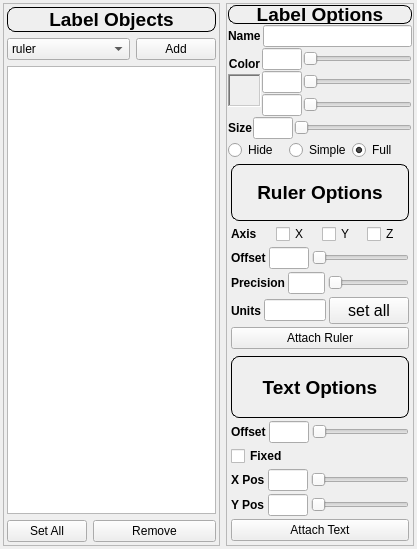
Before: the Qt Designer form src/qt/ui/labelDialog.ui in fredwbacon/OpenVSP, drawn with Qt 5.
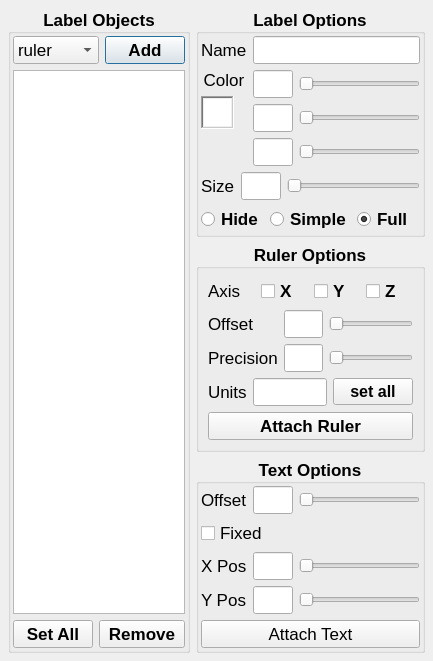
After: the same form once the commit is applied.

Commit message: Make sure that all screens are dialogs.

Diff of the .ui file:
```diff
--- a/src/qt/ui/labelDialog.ui
+++ b/src/qt/ui/labelDialog.ui
@@ -1,77 +1,70 @@
 <?xml version="1.0" encoding="UTF-8"?>
 <ui version="4.0">
- <class>Form</class>
- <widget class="QWidget" name="Form">
+ <class>labelDialog</class>
+ <widget class="QDialog" name="labelDialog">
   <property name="geometry">
    <rect>
     <x>0</x>
     <y>0</y>
-    <width>417</width>
-    <height>549</height>
+    <width>433</width>
+    <height>654</height>
    </rect>
   </property>
   <property name="windowTitle">
    <string>Form</string>
   </property>
-  <layout class="QHBoxLayout" name="horizontalLayout_6">
-   <property name="spacing">
+  <layout class="QGridLayout" name="gridLayout_3">
+   <property name="leftMargin">
+    <number>8</number>
+   </property>
+   <property name="topMargin">
+    <number>8</number>
+   </property>
+   <property name="rightMargin">
+    <number>8</number>
+   </property>
+   <property name="bottomMargin">
+    <number>8</number>
+   </property>
+   <property name="horizontalSpacing">
     <number>-1</number>
    </property>
-   <property name="leftMargin">
-    <number>3</number>
-   </property>
-   <property name="topMargin">
-    <number>3</number>
-   </property>
-   <property name="rightMargin">
-    <number>3</number>
-   </property>
-   <property name="bottomMargin">
-    <number>3</number>
-   </property>
-   <item>
-    <widget class="QFrame" name="browserGroup">
-     <property name="frameShape">
-      <enum>QFrame::StyledPanel</enum>
-     </property>
-     <property name="frameShadow">
-      <enum>QFrame::Raised</enum>
-     </property>
-     <layout class="QGridLayout" name="gridLayout">
-      <property name="leftMargin">
-       <number>3</number>
-      </property>
-      <property name="topMargin">
-       <number>3</number>
-      </property>
-      <property name="rightMargin">
-       <number>3</number>
-      </property>
-      <property name="bottomMargin">
-       <number>3</number>
-      </property>
-      <item row="0" column="0" colspan="3">
-       <widget class="QLabel" name="label">
+   <item row="0" column="0" rowspan="4">
+    <widget class="QGroupBox" name="gbLabels">
         <property name="font">
          <font>
-          <pointsize>14</pointsize>
+       <pointsize>13</pointsize>
           <weight>75</weight>
           <bold>true</bold>
          </font>
         </property>
-        <property name="styleSheet">
-         <string notr="true">border: 1px solid rgb(0,0,0); border-radius: 8px;</string>
-        </property>
-        <property name="text">
+     <property name="title">
          <string>Label Objects</string>
         </property>
         <property name="alignment">
          <set>Qt::AlignCenter</set>
         </property>
-       </widget>
-      </item>
-      <item row="1" column="0" colspan="2">
+     <layout class="QGridLayout" name="gridLayout">
+      <property name="leftMargin">
+       <number>2</number>
+      </property>
+      <property name="topMargin">
+       <number>2</number>
+      </property>
+      <property name="rightMargin">
+       <number>2</number>
+      </property>
+      <property name="bottomMargin">
+       <number>2</number>
+      </property>
+      <item row="0" column="0" colspan="2">
        <widget class="QComboBox" name="labelTypeChoice">
+        <property name="font">
+         <font>
+          <weight>50</weight>
+          <bold>false</bold>
+         </font>
+        </property>
         <item>
          <property name="text">
           <string>ruler</string>
@@ -84,7 +77,7 @@
         </item>
        </widget>
       </item>
-      <item row="1" column="2">
+      <item row="0" column="2">
        <widget class="QPushButton" name="addLabelButton">
         <property name="text">
          <string>Add</string>
@@ -94,17 +87,17 @@
         </property>
        </widget>
       </item>
-      <item row="2" column="0" colspan="3">
+      <item row="1" column="0" colspan="3">
        <widget class="QListWidget" name="labelBrowser"/>
       </item>
-      <item row="3" column="0">
+      <item row="2" column="0">
        <widget class="QPushButton" name="setAllButton">
         <property name="text">
          <string>Set All</string>
         </property>
        </widget>
       </item>
-      <item row="3" column="1" colspan="2">
+      <item row="2" column="1" colspan="2">
        <widget class="QPushButton" name="removeLabelButton">
         <property name="text">
          <string>Remove</string>
@@ -114,38 +107,40 @@
      </layout>
     </widget>
    </item>
-   <item>
-    <widget class="QFrame" name="commonUIGroup">
-     <property name="frameShape">
-      <enum>QFrame::StyledPanel</enum>
+   <item row="0" column="1">
+    <widget class="QGroupBox" name="commonOptions">
+     <property name="font">
+      <font>
+       <pointsize>13</pointsize>
+       <weight>75</weight>
+       <bold>true</bold>
+      </font>
      </property>
-     <property name="frameShadow">
-      <enum>QFrame::Raised</enum>
+     <property name="title">
+      <string>Label Options</string>
      </property>
-     <layout class="QVBoxLayout" name="verticalLayout_4">
-      <property name="spacing">
-       <number>1</number>
-      </property>
-      <property name="leftMargin">
-       <number>1</number>
-      </property>
-      <property name="topMargin">
-       <number>1</number>
-      </property>
-      <property name="rightMargin">
-       <number>1</number>
-      </property>
-      <property name="bottomMargin">
-       <number>1</number>
-      </property>
-      <item>
+     <property name="alignment">
+      <set>Qt::AlignCenter</set>
+     </property>
        <layout class="QGridLayout" name="gridLayout_2">
-        <item row="1" column="0" colspan="2">
+      <property name="leftMargin">
+       <number>2</number>
+      </property>
+      <property name="topMargin">
+       <number>2</number>
+      </property>
+      <property name="rightMargin">
+       <number>2</number>
+      </property>
+      <property name="bottomMargin">
+       <number>2</number>
+      </property>
+      <item row="0" column="0">
          <widget class="QLabel" name="label_3">
           <property name="font">
            <font>
-            <weight>75</weight>
-            <bold>true</bold>
+          <weight>50</weight>
+          <bold>false</bold>
            </font>
           </property>
           <property name="text">
@@ -153,24 +148,11 @@
           </property>
          </widget>
         </item>
-        <item row="2" column="0" rowspan="3">
+      <item row="0" column="1">
+       <widget class="QLineEdit" name="nameInput"/>
+      </item>
+      <item row="1" column="0" rowspan="3">
          <layout class="QVBoxLayout" name="verticalLayout">
-          <property name="spacing">
-           <number>3</number>
-          </property>
-          <item>
-           <spacer name="verticalSpacer_3">
-            <property name="orientation">
-             <enum>Qt::Vertical</enum>
-            </property>
-            <property name="sizeHint" stdset="0">
-             <size>
-              <width>20</width>
-              <height>40</height>
-             </size>
-            </property>
-           </spacer>
-          </item>
           <item>
            <widget class="QLabel" name="label_4">
             <property name="sizePolicy">
@@ -181,8 +163,8 @@
             </property>
             <property name="font">
              <font>
-              <weight>75</weight>
-              <bold>true</bold>
+            <weight>50</weight>
+            <bold>false</bold>
              </font>
             </property>
             <property name="text">
@@ -222,6 +204,36 @@
             <property name="frameShadow">
              <enum>QFrame::Sunken</enum>
             </property>
+          <layout class="QVBoxLayout" name="verticalLayout_4">
+           <property name="spacing">
+            <number>0</number>
+           </property>
+           <property name="leftMargin">
+            <number>1</number>
+           </property>
+           <property name="topMargin">
+            <number>1</number>
+           </property>
+           <property name="rightMargin">
+            <number>1</number>
+           </property>
+           <property name="bottomMargin">
+            <number>1</number>
+           </property>
+           <item>
+            <widget class="QLabel" name="ColorPool">
+             <property name="autoFillBackground">
+              <bool>false</bool>
+             </property>
+             <property name="styleSheet">
+              <string notr="true">background-color: rgb(255,255,255)</string>
+             </property>
+             <property name="text">
+              <string notr="true"/>
+             </property>
+            </widget>
+           </item>
+          </layout>
            </widget>
           </item>
           <item>
@@ -231,36 +243,15 @@
             </property>
             <property name="sizeHint" stdset="0">
              <size>
-              <width>20</width>
-              <height>40</height>
+            <width>32</width>
+            <height>13</height>
              </size>
             </property>
            </spacer>
           </item>
          </layout>
         </item>
-        <item row="4" column="1" colspan="2">
-         <layout class="QHBoxLayout" name="horizontalLayout_3">
-          <item>
-           <widget class="QLineEdit" name="blueValue">
-            <property name="maximumSize">
-             <size>
-              <width>40</width>
-              <height>16777215</height>
-             </size>
-            </property>
-           </widget>
-          </item>
-          <item>
-           <widget class="QSlider" name="blueSlider">
-            <property name="orientation">
-             <enum>Qt::Horizontal</enum>
-            </property>
-           </widget>
-          </item>
-         </layout>
-        </item>
-        <item row="2" column="1" colspan="2">
+      <item row="1" column="1">
          <layout class="QHBoxLayout" name="horizontalLayout">
           <item>
            <widget class="QLineEdit" name="redValue">
@@ -281,7 +272,7 @@
           </item>
          </layout>
         </item>
-        <item row="3" column="1" colspan="2">
+      <item row="2" column="1">
          <layout class="QHBoxLayout" name="horizontalLayout_2">
           <item>
            <widget class="QLineEdit" name="greenValue">
@@ -302,17 +293,35 @@
           </item>
          </layout>
         </item>
-        <item row="1" column="2">
-         <widget class="QLineEdit" name="nameInput"/>
+      <item row="3" column="1">
+       <layout class="QHBoxLayout" name="horizontalLayout_3">
+        <item>
+         <widget class="QLineEdit" name="blueValue">
+          <property name="maximumSize">
+           <size>
+            <width>40</width>
+            <height>16777215</height>
+           </size>
+          </property>
+         </widget>
         </item>
-        <item row="5" column="0" colspan="3">
+        <item>
+         <widget class="QSlider" name="blueSlider">
+          <property name="orientation">
+           <enum>Qt::Horizontal</enum>
+          </property>
+         </widget>
+        </item>
+       </layout>
+      </item>
+      <item row="4" column="0" colspan="2">
          <layout class="QHBoxLayout" name="horizontalLayout_4">
           <item>
            <widget class="QLabel" name="label_5">
             <property name="font">
              <font>
-              <weight>75</weight>
-              <bold>true</bold>
+            <weight>50</weight>
+            <bold>false</bold>
              </font>
             </property>
             <property name="text">
@@ -339,7 +348,7 @@
           </item>
          </layout>
         </item>
-        <item row="6" column="0" colspan="3">
+      <item row="5" column="0" colspan="2">
          <layout class="QHBoxLayout" name="horizontalLayout_5">
           <item>
            <widget class="QRadioButton" name="hideButton">
@@ -367,86 +376,33 @@
           </item>
          </layout>
         </item>
-        <item row="0" column="0" colspan="3">
-         <widget class="QLabel" name="label_2">
-          <property name="maximumSize">
-           <size>
-            <width>16777215</width>
-            <height>19</height>
-           </size>
-          </property>
-          <property name="font">
-           <font>
-            <pointsize>14</pointsize>
-            <weight>75</weight>
-            <bold>true</bold>
-           </font>
-          </property>
-          <property name="styleSheet">
-           <string notr="true">border: 1px solid rgb(0,0,0); border-radius: 8px;</string>
-          </property>
-          <property name="text">
-           <string>Label Options</string>
-          </property>
-          <property name="alignment">
-           <set>Qt::AlignCenter</set>
-          </property>
-         </widget>
-        </item>
-       </layout>
-      </item>
-      <item>
-       <widget class="QFrame" name="rulerUIGroup">
-        <property name="frameShape">
-         <enum>QFrame::NoFrame</enum>
-        </property>
-        <property name="frameShadow">
-         <enum>QFrame::Raised</enum>
-        </property>
-        <layout class="QVBoxLayout" name="verticalLayout_3">
-         <property name="spacing">
-          <number>3</number>
-         </property>
-         <property name="leftMargin">
-          <number>3</number>
-         </property>
-         <property name="topMargin">
-          <number>3</number>
-         </property>
-         <property name="rightMargin">
-          <number>3</number>
-         </property>
-         <property name="bottomMargin">
-          <number>3</number>
-         </property>
-         <item>
-          <widget class="QLabel" name="label_10">
+     </layout>
+    </widget>
+   </item>
+   <item row="1" column="1">
+    <widget class="QGroupBox" name="rulerOptions">
            <property name="font">
             <font>
-             <pointsize>14</pointsize>
+       <pointsize>13</pointsize>
              <weight>75</weight>
              <bold>true</bold>
             </font>
            </property>
-           <property name="styleSheet">
-            <string notr="true">border: 1px solid rgb(0,0,0); border-radius: 8px;</string>
-           </property>
-           <property name="text">
+     <property name="title">
             <string>Ruler Options</string>
            </property>
            <property name="alignment">
             <set>Qt::AlignCenter</set>
            </property>
-          </widget>
-         </item>
+     <layout class="QVBoxLayout" name="verticalLayout_2">
          <item>
           <layout class="QHBoxLayout" name="horizontalLayout_10">
            <item>
             <widget class="QLabel" name="label_11">
              <property name="font">
               <font>
-               <weight>75</weight>
-               <bold>true</bold>
+            <weight>50</weight>
+            <bold>false</bold>
               </font>
              </property>
              <property name="text">
@@ -478,13 +434,13 @@
           </layout>
          </item>
          <item>
-          <layout class="QHBoxLayout" name="horizontalLayout_11">
-           <item>
+       <layout class="QGridLayout" name="gridLayout_4">
+        <item row="0" column="0">
             <widget class="QLabel" name="label_12">
              <property name="font">
               <font>
-               <weight>75</weight>
-               <bold>true</bold>
+            <weight>50</weight>
+            <bold>false</bold>
               </font>
              </property>
              <property name="text">
@@ -492,7 +448,7 @@
              </property>
             </widget>
            </item>
-           <item>
+        <item row="0" column="1">
             <widget class="QLineEdit" name="rulerOffsetValue">
              <property name="maximumSize">
               <size>
@@ -502,23 +458,19 @@
              </property>
             </widget>
            </item>
-           <item>
+        <item row="0" column="2">
             <widget class="QSlider" name="rulerOffsetSlider">
              <property name="orientation">
               <enum>Qt::Horizontal</enum>
              </property>
             </widget>
            </item>
-          </layout>
-         </item>
-         <item>
-          <layout class="QHBoxLayout" name="horizontalLayout_12">
-           <item>
+        <item row="1" column="0">
             <widget class="QLabel" name="label_13">
              <property name="font">
               <font>
-               <weight>75</weight>
-               <bold>true</bold>
+            <weight>50</weight>
+            <bold>false</bold>
               </font>
              </property>
              <property name="text">
@@ -526,7 +478,7 @@
              </property>
             </widget>
            </item>
-           <item>
+        <item row="1" column="1">
             <widget class="QLineEdit" name="precisionValue">
              <property name="maximumSize">
               <size>
@@ -536,7 +488,7 @@
              </property>
             </widget>
            </item>
-           <item>
+        <item row="1" column="2">
             <widget class="QSlider" name="precisionSlider">
              <property name="orientation">
               <enum>Qt::Horizontal</enum>
@@ -551,8 +503,8 @@
             <widget class="QLabel" name="label_14">
              <property name="font">
               <font>
-               <weight>75</weight>
-               <bold>true</bold>
+            <weight>50</weight>
+            <bold>false</bold>
               </font>
              </property>
              <property name="text">
@@ -587,61 +539,42 @@
         </layout>
        </widget>
       </item>
-      <item>
-       <widget class="QFrame" name="textUIGroup">
-        <property name="enabled">
-         <bool>true</bool>
-        </property>
-        <property name="frameShape">
-         <enum>QFrame::NoFrame</enum>
-        </property>
-        <property name="frameShadow">
-         <enum>QFrame::Raised</enum>
-        </property>
-        <layout class="QVBoxLayout" name="verticalLayout_2">
-         <property name="spacing">
-          <number>3</number>
-         </property>
-         <property name="leftMargin">
-          <number>3</number>
-         </property>
-         <property name="topMargin">
-          <number>3</number>
-         </property>
-         <property name="rightMargin">
-          <number>3</number>
-         </property>
-         <property name="bottomMargin">
-          <number>3</number>
-         </property>
-         <item>
-          <widget class="QLabel" name="label_6">
+   <item row="2" column="1">
+    <widget class="QGroupBox" name="textOptions">
            <property name="font">
             <font>
-             <pointsize>14</pointsize>
+       <pointsize>13</pointsize>
              <weight>75</weight>
              <bold>true</bold>
             </font>
            </property>
-           <property name="styleSheet">
-            <string notr="true">border: 1px solid rgb(0,0,0); border-radius: 8px;</string>
-           </property>
-           <property name="text">
+     <property name="title">
             <string>Text Options</string>
            </property>
            <property name="alignment">
             <set>Qt::AlignCenter</set>
            </property>
-          </widget>
-         </item>
+     <layout class="QVBoxLayout" name="verticalLayout_3">
+      <property name="leftMargin">
+       <number>2</number>
+      </property>
+      <property name="topMargin">
+       <number>2</number>
+      </property>
+      <property name="rightMargin">
+       <number>2</number>
+      </property>
+      <property name="bottomMargin">
+       <number>2</number>
+      </property>
          <item>
           <layout class="QHBoxLayout" name="horizontalLayout_7">
            <item>
             <widget class="QLabel" name="label_7">
              <property name="font">
               <font>
-               <weight>75</weight>
-               <bold>true</bold>
+            <weight>50</weight>
+            <bold>false</bold>
               </font>
              </property>
              <property name="text">
@@ -672,8 +605,8 @@
           <widget class="QCheckBox" name="checkBox">
            <property name="font">
             <font>
-             <weight>75</weight>
-             <bold>true</bold>
+          <weight>50</weight>
+          <bold>false</bold>
             </font>
            </property>
            <property name="text">
@@ -687,8 +620,8 @@
             <widget class="QLabel" name="label_8">
              <property name="font">
               <font>
-               <weight>75</weight>
-               <bold>true</bold>
+            <weight>50</weight>
+            <bold>false</bold>
               </font>
              </property>
              <property name="text">
@@ -721,8 +654,8 @@
             <widget class="QLabel" name="label_9">
              <property name="font">
               <font>
-               <weight>75</weight>
-               <bold>true</bold>
+            <weight>50</weight>
+            <bold>false</bold>
               </font>
              </property>
              <property name="text">
@@ -751,6 +684,12 @@
          </item>
          <item>
           <widget class="QPushButton" name="pushButton_4">
+        <property name="font">
+         <font>
+          <weight>50</weight>
+          <bold>false</bold>
+         </font>
+        </property>
            <property name="text">
             <string>Attach Text</string>
            </property>
@@ -759,8 +698,18 @@
         </layout>
        </widget>
       </item>
-     </layout>
-    </widget>
+   <item row="3" column="1">
+    <spacer name="verticalSpacer">
+     <property name="orientation">
+      <enum>Qt::Vertical</enum>
+     </property>
+     <property name="sizeHint" stdset="0">
+      <size>
+       <width>20</width>
+       <height>1</height>
+      </size>
+     </property>
+    </spacer>
    </item>
   </layout>
  </widget>
```
Left out of the diff: 2 changed lines with no effect on the pictures. Lines whose indentation alone changed are shown as unchanged.
